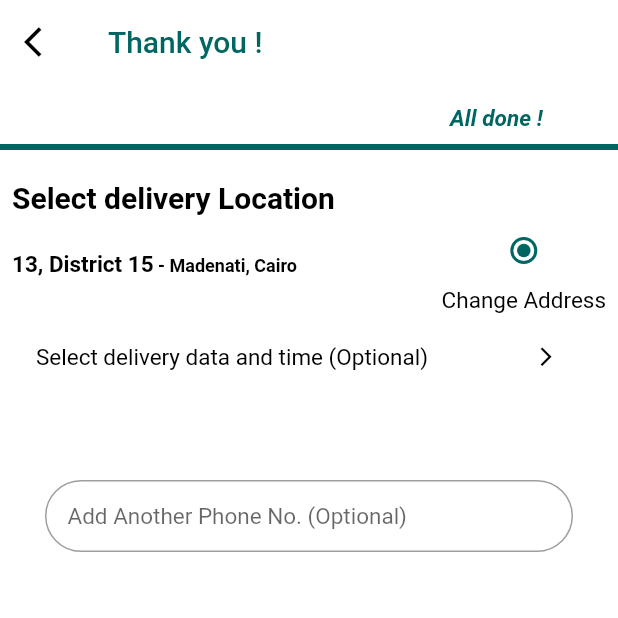
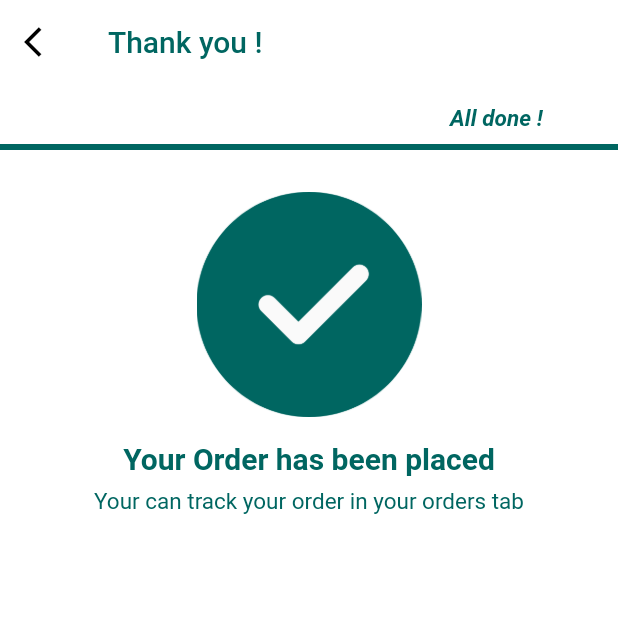
Before and after one commit to mohamedashraf8850/fluffy, a Flutter app: the MainCartPage screen opened directly, swiped to page 4, on a phone screen of 412 x 824 dp, the top half of it. Run offline on Flutter 3.47's test engine with Material 2 defaults, Android fonts, the light colour scheme and no system bars; our stand-ins replace badges, bubble_tab_indicator, flutter_datetime_picker, fluttertoast, geolocator, google_fonts and 2 more; missing offline and left inert: flutter_statusbarcolor, notifier, solid_bottom_sheet; accounts and stored records are empty.

Commit message:
All Project is Done of UI ناقص Search Tools Package Details

```diff
--- /dev/null
+++ b/lib/Screens/NavigationContent/Cart/Cartcontent/ThankYouPage.dart
@@ -0,0 +1,32 @@
+import 'package:fluffyclientside/utlis/Exports.dart';
+class ThankYouPage extends StatefulWidget {
+  @override
+  _ThankYouPageState createState() => _ThankYouPageState();
+}
+
+class _ThankYouPageState extends State<ThankYouPage>with TickerProviderStateMixin  {
+  @override
+  Widget build(BuildContext context) {
+    return Container(
+      padding: const EdgeInsets.only(right: 8.0, left: 8.0, top: 20.0),
+      color: Colors.white,
+      width: MediaQuery.of(context).size.width,
+      height: MediaQuery.of(context).size.height,
+      child: Column(
+        crossAxisAlignment: CrossAxisAlignment.center,
+        children: <Widget>[
+          Padding(
+            padding: const EdgeInsets.all(8.0),
+            child: Image.asset('assets/done.png',fit: BoxFit.fill,width: 150,height: 150,
+            ),
+          ),
+          Padding(
+            padding: const EdgeInsets.all(8.0),
+            child: Text('Your Order has been placed',textAlign: TextAlign.center,style: TextStyle(color:FluffyColors.BrandColor,fontWeight: FontWeight.bold,fontSize: 20),),
+          ),
+          Text('Your can track your order in your orders tab',textAlign: TextAlign.center,style: TextStyle(color:FluffyColors.BrandColor,fontSize: 15),),
+        ],
+      ),
+    );
+  }
+}
--- a/lib/Screens/NavigationContent/Cart/mainCart.dart
+++ b/lib/Screens/NavigationContent/Cart/mainCart.dart
@@ -91,8 +91,8 @@ class MainCartPageState extends State<MainCartPage> {
           children: <Widget>[
             EditCartPage(),
             AddressDetailsPage(),
-            EditCartPage(),
-            AddressDetailsPage(),
+            PaymentPage(),
+            ThankYouPage(),
           ],
           scrollDirection: Axis.horizontal,
           controller: _pageController,
@@ -126,7 +126,7 @@ class MainCartPageState extends State<MainCartPage> {
         values = 0.75;
         subTitles = 'Final Step';
         subTitlePosition = 250.0;
-        btnTitle = 'Next step: Deliver';
+        btnTitle = 'Deliver';
 
       });}
     else if (_currentPageNotifier.value == 3) {
--- a/lib/utlis/Exports.dart
+++ b/lib/utlis/Exports.dart
@@ -44,3 +44,6 @@ export 'package:fluffyclientside/Screens/NavigationContent/Profile/ProfileConten
 export 'package:fluffyclientside/Screens/NavigationContent/Home/Categories/Productes/ProductDetails.dart';
 export 'package:flutter_datetime_picker/flutter_datetime_picker.dart';
 export 'package:fluffyclientside/Screens/NavigationContent/Cart/Cartcontent/AddressDetailsCart.dart';
+export 'package:fluffyclientside/Screens/NavigationContent/Cart/Cartcontent/PaymentCart.dart';
+export 'package:solid_bottom_sheet/solid_bottom_sheet.dart';
+export 'package:fluffyclientside/Screens/NavigationContent/Cart/Cartcontent/ThankYouPage.dart';
--- a/lib/utlis/widgets.dart
+++ b/lib/utlis/widgets.dart
@@ -8,6 +8,7 @@ class FluffyColors {
   static const NotSelectedColor = Color(0xFF9E9E9E);
   static const LabelColor = Color(0xFF707070);
   static const BGColor = Color(0xFFF7FAFD);
+  static const CardClick = Color(0xFFFFDD3A1);
 }
 
 Widget fluffyCart(BuildContext context) {
--- a/pubspec.yaml
+++ b/pubspec.yaml
@@ -36,6 +36,7 @@ dependencies:
   provider: ^4.0.4
   flutter_datetime_picker: ^1.3.8
   intl: ^0.16.1
+  solid_bottom_sheet: ^0.1.9
 
 dev_dependencies:
   flutter_test:
```
Also changed, not shown: lib/Screens/NavigationContent/Cart/Cartcontent/PaymentCart.dart (added, +272 -0 lines), assets/done.png (added), pubspec.lock.
